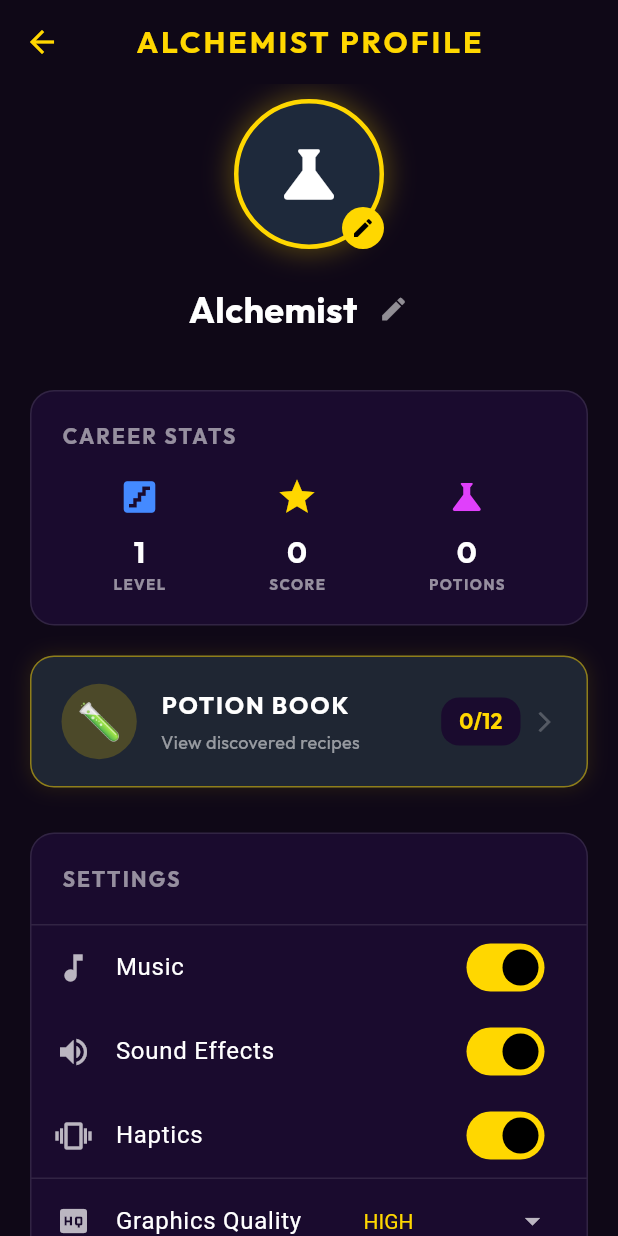
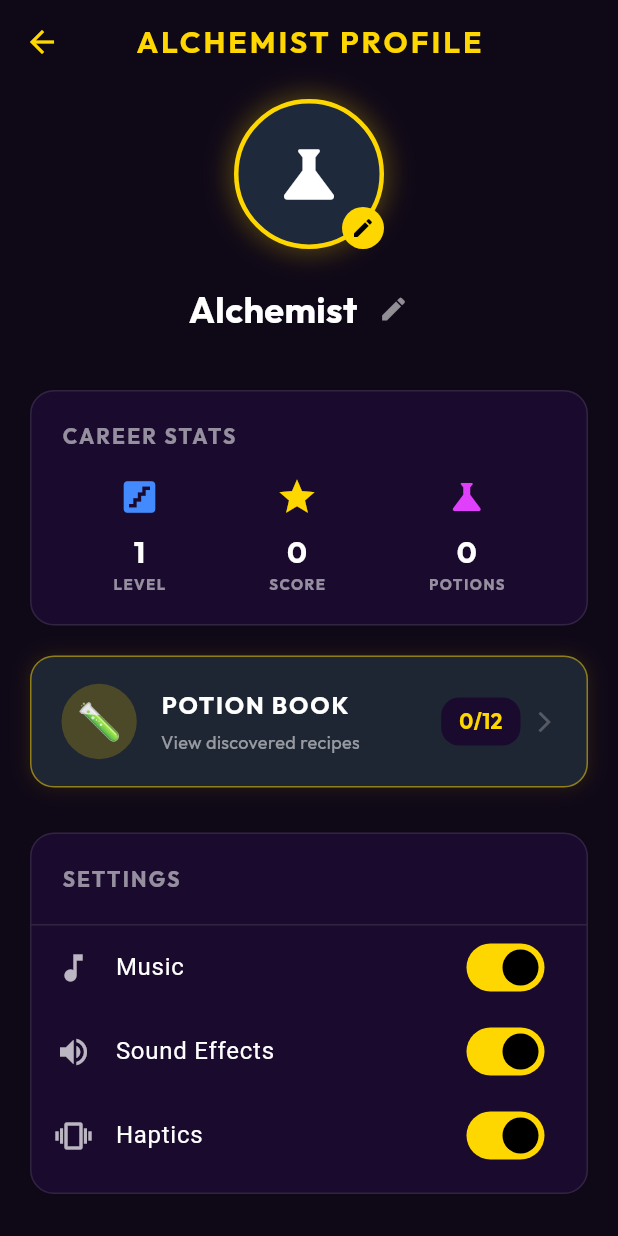
Before and after one commit to abhi5835/Alchemy-Sort, a Flutter app: the screen it shows after launch, after a tap on the "science" icon, on a phone screen of 412 x 824 dp. Run offline on Flutter 3.47's test engine with Material 3 defaults, Android fonts, the phone set to English and light mode, and no system bars; our stand-ins replace drift, equatable, google_fonts, google_mobile_ads, shared_preferences; missing offline and left inert: flame, flame_audio; accounts and stored records are empty; generated files the repository leaves out were written again.

Commit message:
feat: update audio assets, remove unused profile settings, and re-enable Flutter CI pipeline

```diff
--- a/lib/core/managers/audio_manager.dart
+++ b/lib/core/managers/audio_manager.dart
@@ -94,7 +94,7 @@ class AudioManager {
       FlameAudio.bgm.initialize();
 
       await FlameAudio.audioCache.loadAll([
-        'sfx/select_vial.wav',
+        'sfx/select_vial.mp3',
         'sfx/pour.wav',
         'sfx/potion_complete.wav',
         'sfx/combo.wav',
@@ -103,7 +103,7 @@ class AudioManager {
       ]);
 
       _poolSelectVial = await _createPoolSafely(
-        'sfx/select_vial.wav',
+        'sfx/select_vial.mp3',
         minPlayers: 2,
         maxPlayers: 4,
       );
@@ -253,7 +253,7 @@ class AudioManager {
 
   void playSelectVial() => _playSfx(
     pool: _poolSelectVial,
-    asset: 'sfx/select_vial.wav',
+    asset: 'sfx/select_vial.mp3',
     volume: _volSelectVial,
   );
   void playPour() =>
--- a/lib/game/alchemy_game.dart
+++ b/lib/game/alchemy_game.dart
@@ -4,7 +4,7 @@ import 'world/game_world.dart';
 import 'models/potion_definition.dart';
 import 'alchemy_game_mode.dart';
 import 'daily/daily_challenge_generator.dart';
-import 'systems/performance_monitor.dart';
+// import 'systems/performance_monitor.dart';
 
 class AlchemyGame extends FlameGame<GameWorld> {
   PotionDefinition? lastDiscoveredPotion;
@@ -20,7 +20,7 @@ class AlchemyGame extends FlameGame<GameWorld> {
   Future<void> onLoad() async {
     await super.onLoad();
     // Add lightweight debug performance monitor
-    add(PerformanceMonitor());
+    // add(PerformanceMonitor());
   }
 
   @override
--- a/lib/ui/screens/level_map_screen.dart
+++ b/lib/ui/screens/level_map_screen.dart
@@ -330,7 +330,7 @@ class _LevelMapScrollViewState extends State<_LevelMapScrollView> {
     WidgetsBinding.instance.addPostFrameCallback((_) {
       if (!mounted) return;
       _scrollToActiveLevel();
-      unawaited(AudioManager().playBgm('music/alchemy_theme.mp3'));
+      unawaited(AudioManager().playBgm('music/theme_alchemy.mp3'));
     });
   }
 
--- a/lib/ui/screens/main_screen.dart
+++ b/lib/ui/screens/main_screen.dart
@@ -37,7 +37,7 @@ class _MainScreenState extends State<MainScreen> {
 
     // Start background music once the main menu is reached
     WidgetsBinding.instance.addPostFrameCallback((_) {
-      AudioManager().playBgm('music/alchemy_theme.mp3');
+      AudioManager().playBgm('music/theme_alchemy.mp3');
     });
   }
 
--- a/lib/ui/screens/profile_screen.dart
+++ b/lib/ui/screens/profile_screen.dart
@@ -376,61 +376,6 @@ class ProfileScreen extends StatelessWidget {
                   );
                 },
               ),
-              const Divider(color: Colors.white10, height: 1),
-              ListTile(
-                title: const Text(
-                  'Graphics Quality',
-                  style: TextStyle(color: Colors.white),
-                ),
-                leading: const Icon(Icons.high_quality, color: Colors.white70),
-                trailing: DropdownButton<GraphicsQuality>(
-                  value: settings.graphicsQuality,
-                  dropdownColor: AppTheme.surfaceDark,
-                  underline: const SizedBox(),
-                  style: const TextStyle(color: AppTheme.accentGold),
-                  items: GraphicsQuality.values.map((q) {
-                    return DropdownMenuItem(
-                      value: q,
-                      child: Text(q.name.toUpperCase()),
-                    );
-                  }).toList(),
-                  onChanged: (val) {
-                    if (val != null) {
-                      AudioManager().playButtonClick();
-                      SettingsManager().updateSettings(
-                        settings.copyWith(graphicsQuality: val),
-                      );
-                    }
-                  },
-                ),
-              ),
-              ListTile(
-                title: const Text(
-                  'Frame Rate',
-                  style: TextStyle(color: Colors.white),
-                ),
-                leading: const Icon(Icons.speed, color: Colors.white70),
-                trailing: DropdownButton<FrameRatePreference>(
-                  value: settings.frameRate,
-                  dropdownColor: AppTheme.surfaceDark,
-                  underline: const SizedBox(),
-                  style: const TextStyle(color: AppTheme.accentGold),
-                  items: FrameRatePreference.values.map((q) {
-                    return DropdownMenuItem(
-                      value: q,
-                      child: Text(q.name.toUpperCase()),
-                    );
-                  }).toList(),
-                  onChanged: (val) {
-                    if (val != null) {
-                      AudioManager().playButtonClick();
-                      SettingsManager().updateSettings(
-                        settings.copyWith(frameRate: val),
-                      );
-                    }
-                  },
-                ),
-              ),
               const SizedBox(height: 10),
             ],
           ),
```
Also changed, not shown: 3 other files.
